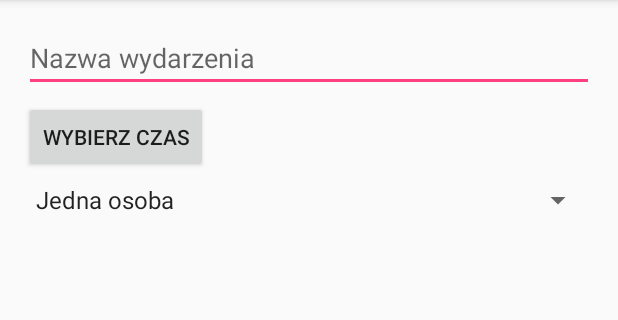
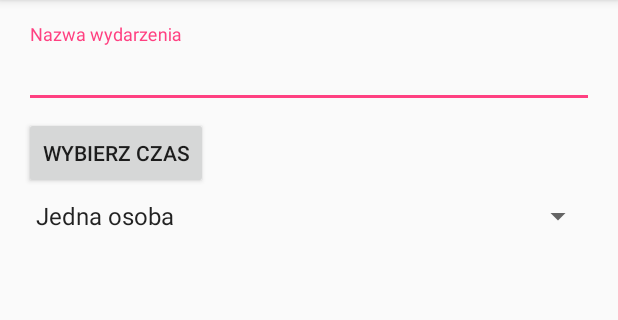
Before and after one commit to piowik/bait-chodznapiwo, an Android app: the screen it shows after launch (MainActivity), in the side drawer, after a tap on "Dodaj wydarzenie", on a phone screen of 412 x 824 dp, the part 84-404 px from its top. Run offline under Robolectric (Android 15) with nearby library versions, the phone set to English and light mode, and no system bars.

Commit message:
AddEvent layout updated

```diff
--- a/app/src/main/res/layout/fragment_event_add.xml
+++ b/app/src/main/res/layout/fragment_event_add.xml
@@ -6,11 +6,20 @@
     android:layout_margin="@dimen/activity_vertical_margin"
     tools:context=".MainActivity">
 
-    <android.support.design.widget.TextInputEditText
+    <android.support.design.widget.TextInputLayout
+        android:id="@+id/input_layout_login"
         android:layout_width="match_parent"
         android:layout_height="wrap_content"
-        android:hint="@string/event_name"
-        android:layout_marginBottom="@dimen/elements_vertical_margin"/>
+        android:layout_marginBottom="@dimen/elements_vertical_margin">
+
+        <EditText
+            android:id="@+id/input_login"
+            android:layout_width="match_parent"
+            android:layout_height="wrap_content"
+            android:hint="@string/event_name"
+            android:inputType="textCapWords"/>
+
+    </android.support.design.widget.TextInputLayout>
 
     <Button
         android:layout_width="wrap_content"
```
